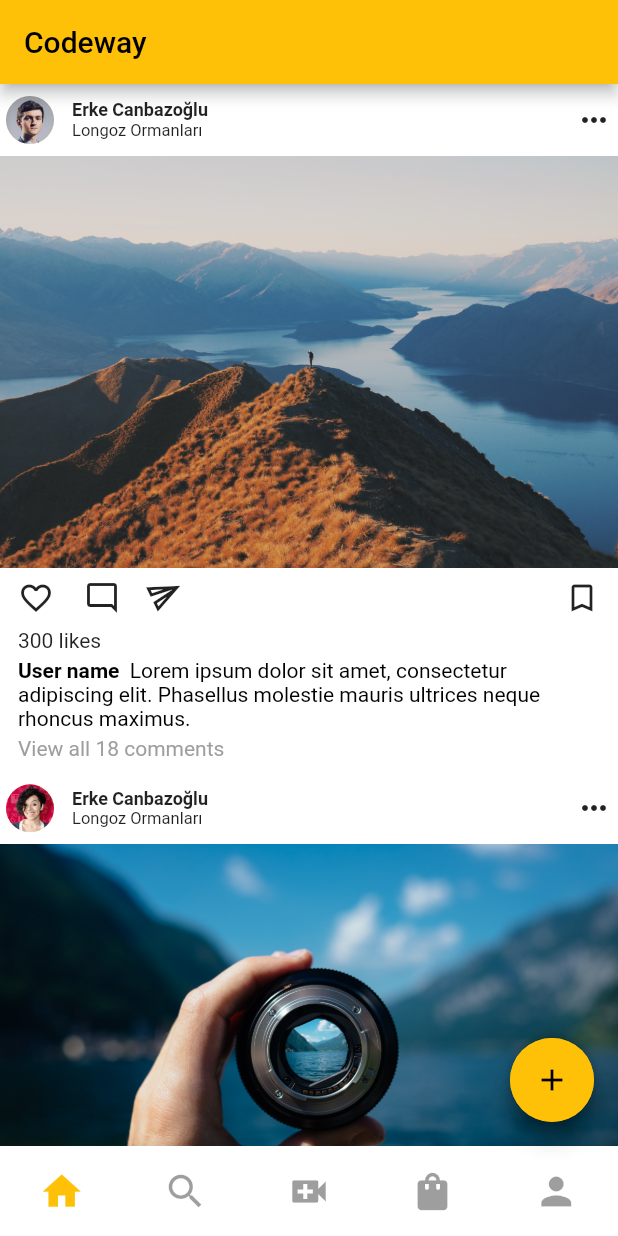
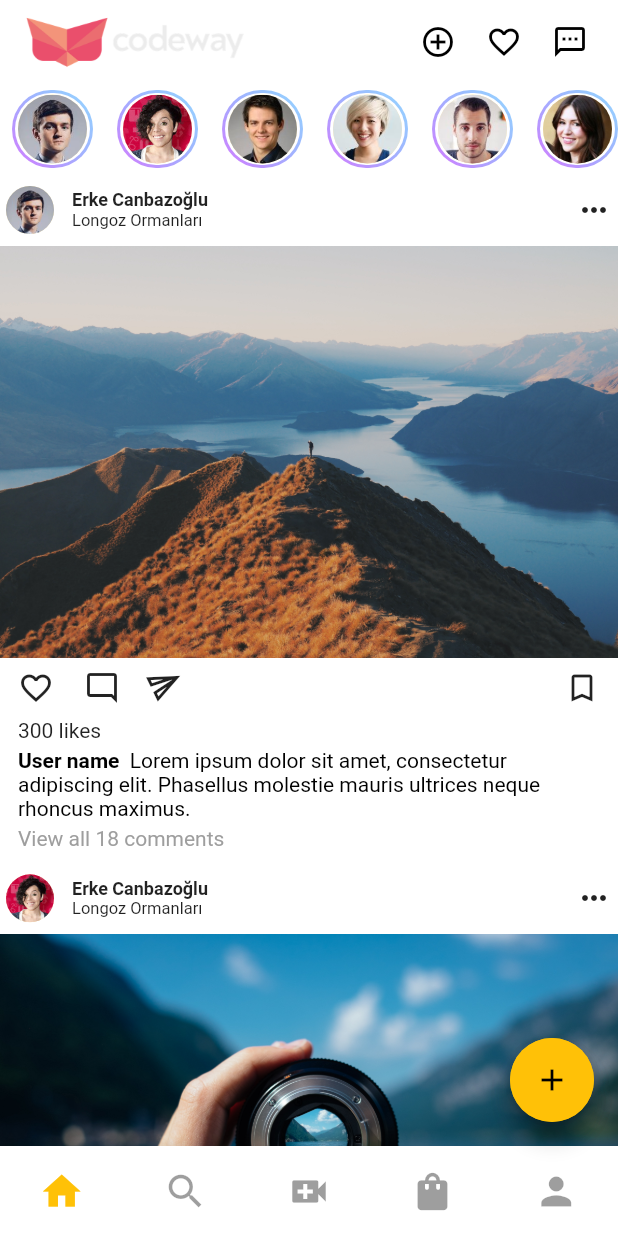
Before and after one commit to erkecanbazoglu/story_app, a Flutter app: the screen it shows after launch, on a phone screen of 412 x 824 dp. Run offline on Flutter 3.47's test engine with Material 2 defaults, Android fonts, the phone set to English and light mode, and no system bars.

Commit message:
stories implemented to home page

```diff
--- a/lib/ui/screens/home_page.dart
+++ b/lib/ui/screens/home_page.dart
@@ -2,6 +2,7 @@ import 'package:flutter/material.dart';
 import '../../data/providers/photos.dart';
 import 'first_page.dart';
 import '../widgets/photo_post_widget.dart';
+import '../widgets/story_widget.dart';
 
 class HomePage extends StatefulWidget {
   @override
@@ -30,11 +31,52 @@ class _HomePageState extends State<HomePage> {
     return Scaffold(
       backgroundColor: Colors.white,
       appBar: AppBar(
+        elevation: 0,
+        backgroundColor: Colors.white,
         title: Row(
           children: [
-            Text("Codeway"),
+            Image.asset(
+              'images/codeway.png',
+              // 'images/avatars/1.jpg',
+              height: 36,
+            ),
           ],
         ),
+        actions: [
+          Padding(
+            padding: const EdgeInsets.only(right: 20.0),
+            child: InkWell(
+              child: const Icon(
+                Icons.add_circle_outline,
+              ),
+              onTap: () {
+                //Like
+              },
+            ),
+          ),
+          Padding(
+            padding: const EdgeInsets.only(right: 20.0),
+            child: InkWell(
+              child: const Icon(
+                Icons.favorite_border_outlined,
+              ),
+              onTap: () {
+                //Like
+              },
+            ),
+          ),
+          Padding(
+            padding: const EdgeInsets.only(right: 20.0),
+            child: InkWell(
+              child: const Icon(
+                Icons.sms_outlined,
+              ),
+              onTap: () {
+                //Like
+              },
+            ),
+          ),
+        ],
       ),
       // body: Center(
       //   child: Column(
@@ -54,6 +96,20 @@ class _HomePageState extends State<HomePage> {
         physics: BouncingScrollPhysics(),
         controller: _scrollController,
         slivers: <Widget>[
+          SliverToBoxAdapter(
+            child: Container(
+              height: 60,
+              child: ListView.builder(
+                controller: _storyController,
+                scrollDirection: Axis.horizontal,
+                physics: BouncingScrollPhysics(),
+                itemCount: _postList.length,
+                itemBuilder: (context, index) {
+                  return Story(photo: _postList[index]);
+                },
+              ),
+            ),
+          ),
           SliverList(
             key: key,
             delegate: SliverChildBuilderDelegate(
--- /dev/null
+++ b/lib/ui/widgets/story_widget.dart
@@ -0,0 +1,61 @@
+import 'package:flutter/material.dart';
+
+class Story extends StatefulWidget {
+  const Story({required this.photo});
+
+  final int photo;
+
+  @override
+  State<Story> createState() => _StoryState();
+}
+
+class _StoryState extends State<Story> {
+  String? photo;
+
+  @override
+  void initState() {
+    super.initState();
+    photo = widget.photo.toString();
+  }
+
+  @override
+  Widget build(BuildContext context) {
+    return Padding(
+      padding: const EdgeInsets.symmetric(horizontal: 8, vertical: 4),
+      child: Container(
+        decoration: BoxDecoration(
+          // color: Colors.amber,
+          gradient: LinearGradient(
+            begin: Alignment.bottomLeft,
+            end: Alignment.topRight,
+            colors: [
+              Color(0xFEDA77FF),
+              Color(0x8134AFFF),
+            ],
+          ),
+          borderRadius: BorderRadius.all(
+            Radius.circular(40.0),
+          ),
+        ),
+        child: Padding(
+          padding: const EdgeInsets.all(2),
+          child: Container(
+            decoration: BoxDecoration(
+              color: Colors.white,
+              borderRadius: BorderRadius.all(
+                Radius.circular(40.0),
+              ),
+            ),
+            child: Padding(
+              padding: const EdgeInsets.all(1),
+              child: CircleAvatar(
+                radius: 24,
+                backgroundImage: AssetImage('images/avatars/${photo}.jpg'),
+              ),
+            ),
+          ),
+        ),
+      ),
+    );
+  }
+}
```
Also changed, not shown: images/codeway.png (added).
